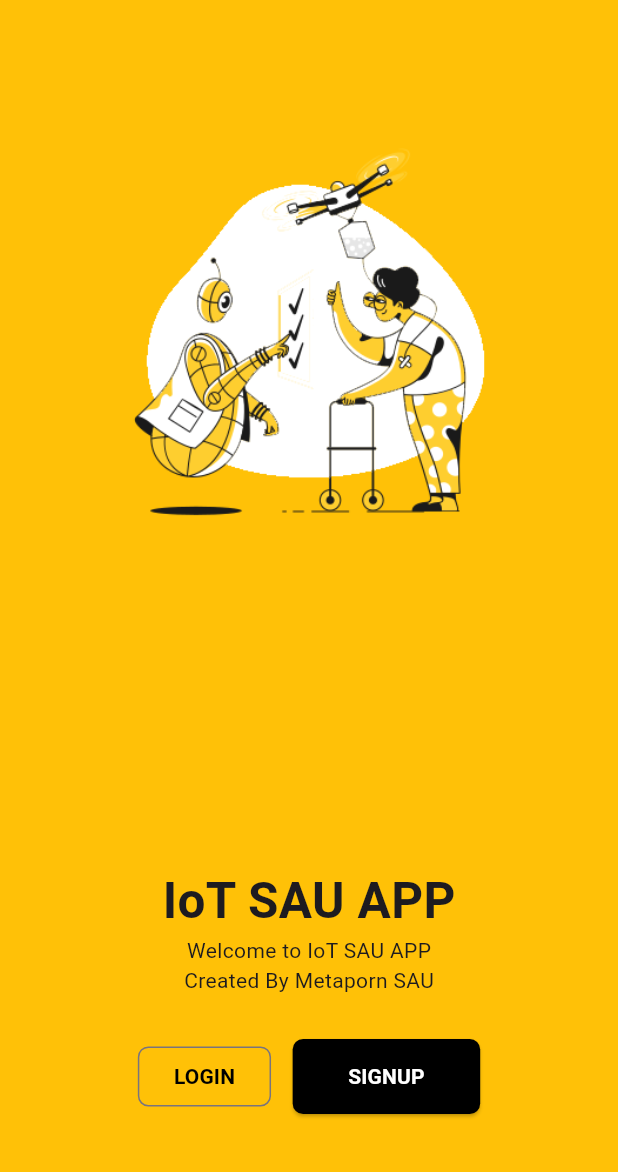
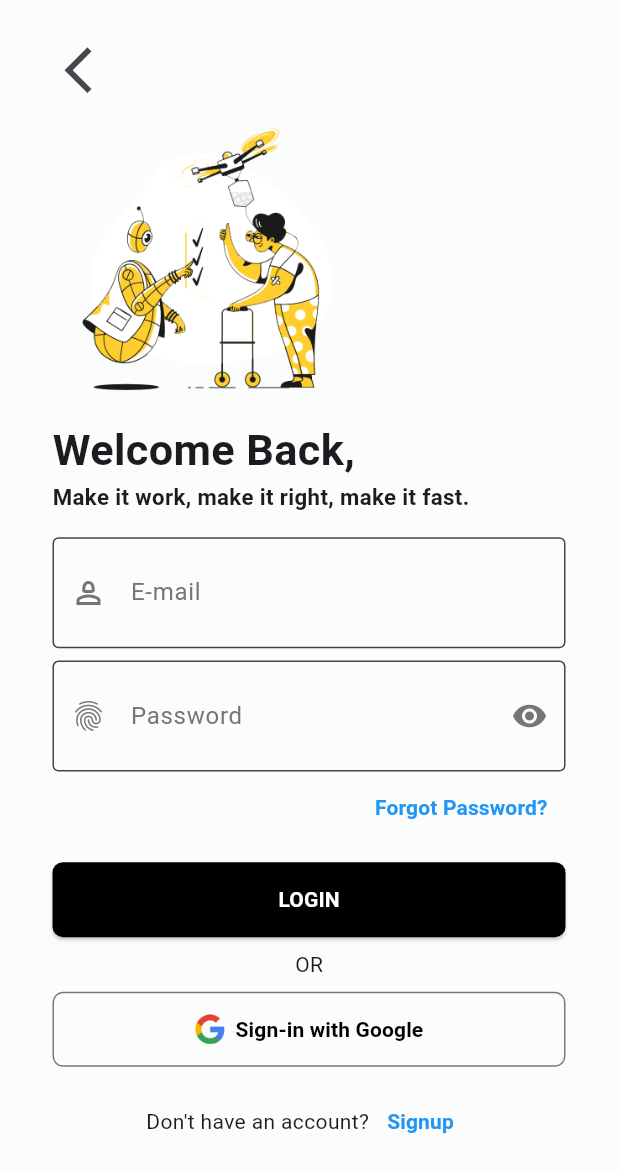
Before and after one commit to MetapornAnan/iot_third_mobile_project, a Flutter app: the screen it shows after launch, after a tap on "LOGIN", on a phone screen of 412 x 824 dp. Shown: the top 1172 px of the screen. Run offline on Flutter 3.47's test engine with Material 3 defaults, Android fonts, the light colour scheme and no system bars.

Commit message:
Version 3 : tum lonin leawwww

```diff
--- a/lib/main.dart
+++ b/lib/main.dart
@@ -1,4 +1,5 @@
 import 'package:flutter/material.dart';
+import 'package:iot_third_mobile_project/views/login_ui.dart';
 import 'package:iot_third_mobile_project/views/welcome_ui.dart';
 
 void main(){
@@ -20,7 +21,7 @@
   Widget build(BuildContext context) {
     return MaterialApp(
       debugShowCheckedModeBanner: false,
-      home: WelcomeUI(),
+      home: WelcomeUI(), //เรียกใช้ Class ที่เรียกใช้งาน Widget หลักของแอปฯ
     );
   }
 }
--- /dev/null
+++ b/lib/views/login_ui.dart
@@ -0,0 +1,235 @@
+// ignore_for_file: sort_child_properties_last
+
+import 'package:flutter/material.dart';
+
+class LoginUI extends StatefulWidget {
+  const LoginUI({super.key});
+
+  @override
+  State<LoginUI> createState() => _LoginUIState();
+}
+
+class _LoginUIState extends State<LoginUI> {
+  @override
+  Widget build(BuildContext context) {
+    return Scaffold(
+      backgroundColor: const Color.fromARGB(255, 251, 253, 253),
+      body: Padding(
+        padding: EdgeInsets.only(
+          left: 35.0,
+          right: 35.0,
+        ),
+        child: Center(
+          child: Column(
+            children: [
+              SizedBox(
+                height: MediaQuery.of(context).size.height * 0.025,
+              ),
+              Align(
+                alignment: Alignment.centerLeft,
+                child: IconButton(
+                  onPressed: () {
+                    Navigator.pop(context);
+                  },
+                  icon: Icon(
+                    Icons.arrow_back_ios,
+                    size: MediaQuery.of(context).size.height * 0.045,
+                  ),
+                ),
+              ),
+              Align(
+                alignment: Alignment.centerLeft,
+                child: Image.asset(
+                  'assets/images/logo.png',
+                  height: MediaQuery.of(context).size.height * 0.25,
+                ),
+              ),
+              Align(
+                alignment: Alignment.centerLeft,
+                child: Text(
+                  'Welcome Back,',
+                  style: TextStyle(
+                    fontSize: MediaQuery.of(context).size.height * 0.035,
+                    fontWeight: FontWeight.bold,
+                  ),
+                ),
+              ),
+              Align(
+                alignment: Alignment.centerLeft,
+                child: Text(
+                  'Make it work, make it right, make it fast.',
+                  style: TextStyle(
+                    fontSize: MediaQuery.of(context).size.height * 0.018,
+                    fontWeight: FontWeight.bold,
+                  ),
+                ),
+              ),
+              SizedBox(
+                height: MediaQuery.of(context).size.height * 0.02,
+              ),
+              TextField(
+                keyboardType: TextInputType.emailAddress,
+                decoration: InputDecoration(
+                  enabledBorder: OutlineInputBorder(
+                    borderSide: BorderSide(
+                      color: const Color.fromARGB(255, 68, 68, 68),
+                    ),
+                  ),
+                  focusedBorder: OutlineInputBorder(
+                    borderSide: BorderSide(
+                      color: const Color.fromARGB(255, 68, 68, 68),
+                    ),
+                  ),
+                  prefixIcon: Icon(
+                    Icons.person_2_outlined,
+                    color: Colors.grey[600],
+                  ),
+                  hintText: 'E-mail',
+                  hintStyle: TextStyle(
+                    color: Colors.grey[600],
+                  ),
+                  isCollapsed: true,
+                  contentPadding: EdgeInsets.symmetric(
+                    vertical: 25.0,
+                  ),
+                ),
+              ),
+              SizedBox(
+                height: MediaQuery.of(context).size.height * 0.01,
+              ),
+              TextField(
+                keyboardType: TextInputType.emailAddress,
+                decoration: InputDecoration(
+                  enabledBorder: OutlineInputBorder(
+                    borderSide: BorderSide(
+                      color: const Color.fromARGB(255, 68, 68, 68),
+                    ),
+                  ),
+                  focusedBorder: OutlineInputBorder(
+                    borderSide: BorderSide(
+                      color: const Color.fromARGB(255, 68, 68, 68),
+                    ),
+                  ),
+                  prefixIcon: Icon(
+                    Icons.fingerprint,
+                    color: Colors.grey[600],
+                  ),
+                  hintText: 'Password',
+                  hintStyle: TextStyle(
+                    color: Colors.grey[600],
+                  ),
+                  isCollapsed: true,
+                  contentPadding: EdgeInsets.symmetric(
+                    vertical: 25.0,
+                  ),
+                  suffixIcon: Icon(
+                    Icons.visibility,
+                    color: Colors.grey[600],
+                  ),
+                ),
+              ),
+              Align(
+                alignment: Alignment.centerRight,
+                child: TextButton(
+                  onPressed: () {},
+                  child: Text(
+                    'Forgot Password?',
+                    style: TextStyle(
+                      color: Colors.blue,
+                      fontWeight: FontWeight.bold,
+                    ),
+                  ),
+                ),
+              ),
+              SizedBox(
+                height: MediaQuery.of(context).size.height * 0.015,
+              ),
+              ElevatedButton(
+                onPressed: () {},
+                child: Text(
+                  'LOGIN',
+                  style: TextStyle(
+                    fontWeight: FontWeight.bold,
+                    color: Colors.white,
+                  ),
+                ),
+                style: ElevatedButton.styleFrom(
+                  fixedSize: Size(
+                    MediaQuery.of(context).size.width,
+                    50.0,
+                  ),
+                  backgroundColor: Colors.black,
+                  shape: RoundedRectangleBorder(
+                    borderRadius: BorderRadius.circular(
+                      7.0,
+                    ),
+                  ),
+                ),
+              ),
+              SizedBox(
+                height: MediaQuery.of(context).size.height * 0.010,
+              ),
+              Text(
+                'OR',
+              ),
+              SizedBox(
+                height: MediaQuery.of(context).size.height * 0.010,
+              ),
+              OutlinedButton(
+                onPressed: () {},
+                child: Row(
+                  mainAxisAlignment: MainAxisAlignment.center,
+                  children: [
+                    Image.asset(
+                      'assets/images/googlelogo.png',
+                      height: 20.0,
+                    ),
+                    Text(
+                      '  Sign-in with Google',
+                      style: TextStyle(
+                        fontWeight: FontWeight.bold,
+                        color: Colors.black,
+                      ),
+                    ),
+                  ],
+                ),
+                style: OutlinedButton.styleFrom(
+                  fixedSize: Size(
+                    MediaQuery.of(context).size.width,
+                    50.0,
+                  ),
+                  shape: RoundedRectangleBorder(
+                    borderRadius: BorderRadius.circular(
+                      7.0,
+                    ),
+                  ),
+                ),
+              ),
+              SizedBox(
+                height: MediaQuery.of(context).size.height * 0.015,
+              ),
+              Row(
+                mainAxisAlignment: MainAxisAlignment.center,
+                children: [
+                  Text(
+                    'Don\'t have an account?',
+                  ),
+                  TextButton(
+                    onPressed: () {},
+                    child: Text(
+                      'Signup',
+                      style: TextStyle(
+                        color: Colors.blue,
+                        fontWeight: FontWeight.bold,
+                      ),
+                    ),
+                  ),
+                ],
+              ),
+            ],
+          ),
+        ),
+      ),
+    );
+  }
+}
--- a/lib/views/welcome_ui.dart
+++ b/lib/views/welcome_ui.dart
@@ -1,6 +1,8 @@
 // ignore_for_file: sort_child_properties_last
 
 import 'package:flutter/material.dart';
+import 'package:iot_third_mobile_project/views/login_ui.dart';
+import 'package:iot_third_mobile_project/views/signup_ui.dart';
 
 class WelcomeUI extends StatefulWidget {
   const WelcomeUI({super.key});
@@ -48,7 +50,15 @@ class _WelcomeUIState extends State<WelcomeUI> {
                   .center, //การเขยิบสิ่งที่อยู่ใน Row อยู่ตรงกลาง
               children: [
                 OutlinedButton(
-                  onPressed: () {},
+                  onPressed: () {
+                    //เปิดหน้าจอแบบย้อนกลับได้
+                    Navigator.push(
+                      context,
+                      MaterialPageRoute(
+                        builder: (context) => LoginUI(),
+                      ),
+                    );
+                  },
                   child: Text(
                     'LOGIN',
                     style: TextStyle(
@@ -68,7 +78,14 @@ class _WelcomeUIState extends State<WelcomeUI> {
                   width: MediaQuery.of(context).size.width * 0.035,
                 ),
                 ElevatedButton(
-                  onPressed: () {},
+                  onPressed: () {
+                    Navigator.push(
+                      context,
+                      MaterialPageRoute(
+                        builder: (context) => SignupUI(),
+                      ),
+                    );
+                  },
                   child: Text(
                     'SIGNUP',
                     style: TextStyle(
```
Also changed, not shown: lib/views/signin_ui.dart (deleted, +0 -15 lines), 3 other files.
